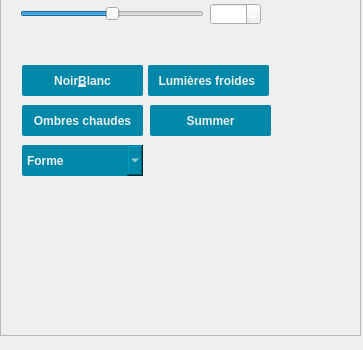
Qt form filterarea.ui (NesrineGhannay/ImagEdit) before a commit; both pictures show x 0 to 363 and y 165 to 515 of the 363 by 515 pixel window.
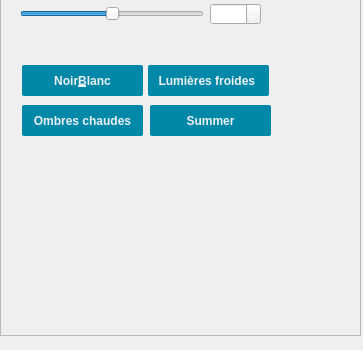
The same form after that commit. Icons and pictures are not drawn.

```diff
--- a/filterarea.ui
+++ b/filterarea.ui
@@ -281,56 +281,6 @@
      </item>
     </layout>
    </widget>
-   <widget class="QComboBox" name="comboBox">
-    <property name="geometry">
-     <rect>
-      <x>22</x>
-      <y>310</y>
-      <width>121</width>
-      <height>31</height>
-     </rect>
-    </property>
-    <property name="styleSheet">
-     <string notr="true">QComboBox {
-	font-family: &quot;Montserrat&quot;, sans-serif;
-	font-weight: 500;
-	color: #edf0f1;
-	background-color: rgba(0, 136, 169, 1);
-	border-radius: 2px;
-}
-
-
-QComboBox::pressed {
-	border: 2px solid #00f;
-}
-
-
-</string>
-    </property>
-    <item>
-     <property name="text">
-      <string>Forme</string>
-     </property>
-    </item>
-    <item>
-     <property name="text">
-      <string/>
-     </property>
-     <property name="icon">
-      <iconset resource="Ressources.qrc">
-       <normaloff>:/icone_rectangle_selection.png</normaloff>:/icone_rectangle_selection.png</iconset>
-     </property>
-    </item>
-    <item>
-     <property name="text">
-      <string/>
-     </property>
-     <property name="icon">
-      <iconset resource="Ressources.qrc">
-       <normaloff>:/icone_ovale_selection.png</normaloff>:/icone_ovale_selection.png</iconset>
-     </property>
-    </item>
-   </widget>
   </widget>
  </widget>
  <resources>
```
